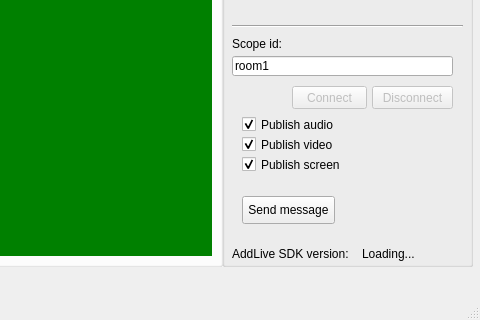
Above: cdo_sample_app/cdosampleappwindow.ui from addlive/addlive_c_examples before the change; both pictures show x 608 to 1088 and y 244 to 564 of the 1088 by 564 pixel window. Below: the same form after it.
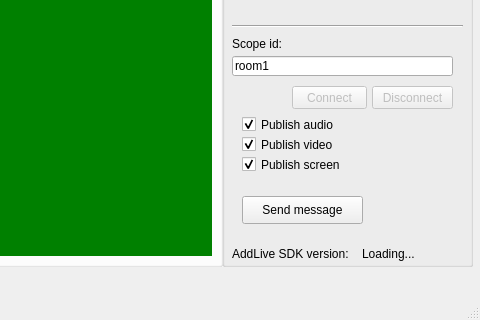
That is the form after the change. Custom widgets are drawn as their Qt base class.

Diff of the .ui file:
```diff
--- a/cdo_sample_app/cdosampleappwindow.ui
+++ b/cdo_sample_app/cdosampleappwindow.ui
@@ -257,7 +257,7 @@
       <rect>
        <x>20</x>
        <y>380</y>
-       <width>111</width>
+       <width>151</width>
        <height>17</height>
       </rect>
      </property>
@@ -299,7 +299,7 @@
       <rect>
        <x>20</x>
        <y>440</y>
-       <width>93</width>
+       <width>121</width>
        <height>28</height>
       </rect>
      </property>
@@ -312,7 +312,7 @@
       <rect>
        <x>20</x>
        <y>400</y>
-       <width>111</width>
+       <width>161</width>
        <height>17</height>
       </rect>
      </property>
```
